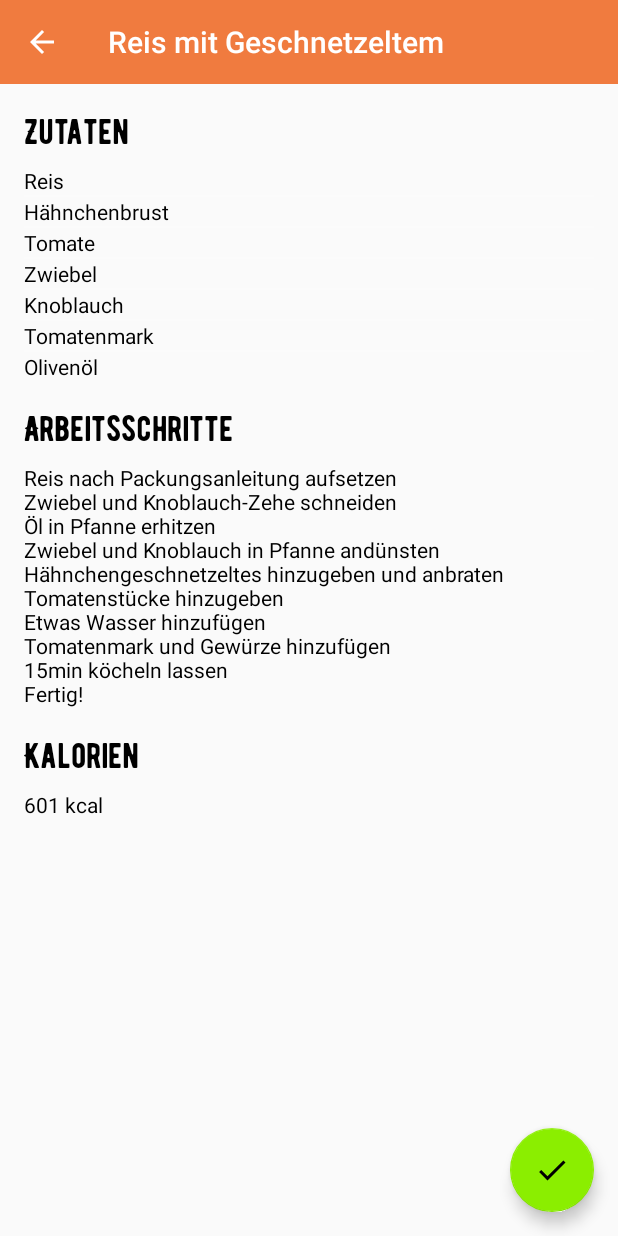
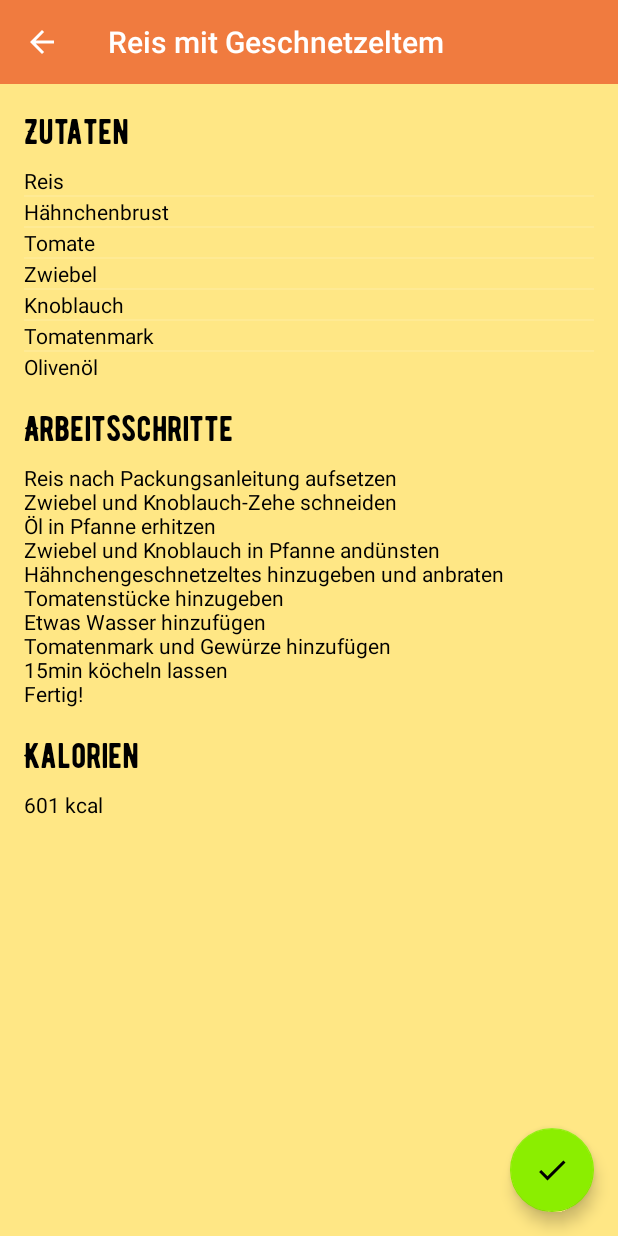
Before and after one commit to Otaconn93/FatnessApp, an Android app: the RecipeDetailsActivity screen opened directly, with no data from a screen before it, on a phone screen of 412 x 824 dp. Run offline under Robolectric (Android 15) with nearby library versions, the phone set to English and light mode, and no system bars.

Commit message:
colors changed for recipes, fixed Toolbar in activity_recipedetails.xml

```diff
--- a/app/src/main/res/layout/activity_recipedetails.xml
+++ b/app/src/main/res/layout/activity_recipedetails.xml
@@ -4,6 +4,7 @@
     xmlns:tools="http://schemas.android.com/tools"
     android:layout_width="match_parent"
     android:layout_height="match_parent"
+    android:background="@color/welcome2"
     android:theme="@style/ThemeOverlay.AppCompat.Dark.ActionBar">
 
     <androidx.appcompat.widget.Toolbar
@@ -12,7 +13,10 @@
         android:layout_height="wrap_content"
         android:background="?attr/colorPrimary"
         android:minHeight="?attr/actionBarSize"
-        android:theme="?attr/actionBarTheme" />
+        android:theme="?attr/actionBarTheme"
+        app:layout_constraintEnd_toEndOf="parent"
+        app:layout_constraintStart_toStartOf="parent"
+        app:layout_constraintTop_toTopOf="parent" />
 
     <TextView
         android:id="@+id/textView11"
--- a/app/src/main/res/layout/fragment_addfood.xml
+++ b/app/src/main/res/layout/fragment_addfood.xml
@@ -13,7 +13,7 @@
         android:layout_marginTop="8dp"
         android:layout_marginEnd="8dp"
         android:layout_weight="1"
-        android:background="@color/barfilling"
+        android:background="@color/color3"
         app:layout_constraintEnd_toEndOf="parent"
         app:layout_constraintStart_toStartOf="parent"
         app:layout_constraintTop_toTopOf="parent">
@@ -37,7 +37,7 @@
         android:layout_marginEnd="8dp"
         android:layout_marginBottom="8dp"
         android:layout_weight="1"
-        android:background="@color/barfilling"
+        android:background="@color/color3"
         app:layout_constraintBottom_toBottomOf="parent"
         app:layout_constraintEnd_toEndOf="parent"
         app:layout_constraintHorizontal_bias="0.0"
```
Also changed, not shown: app/src/main/res/layout/fragment_addrecipe.xml (+4 -3 lines).
